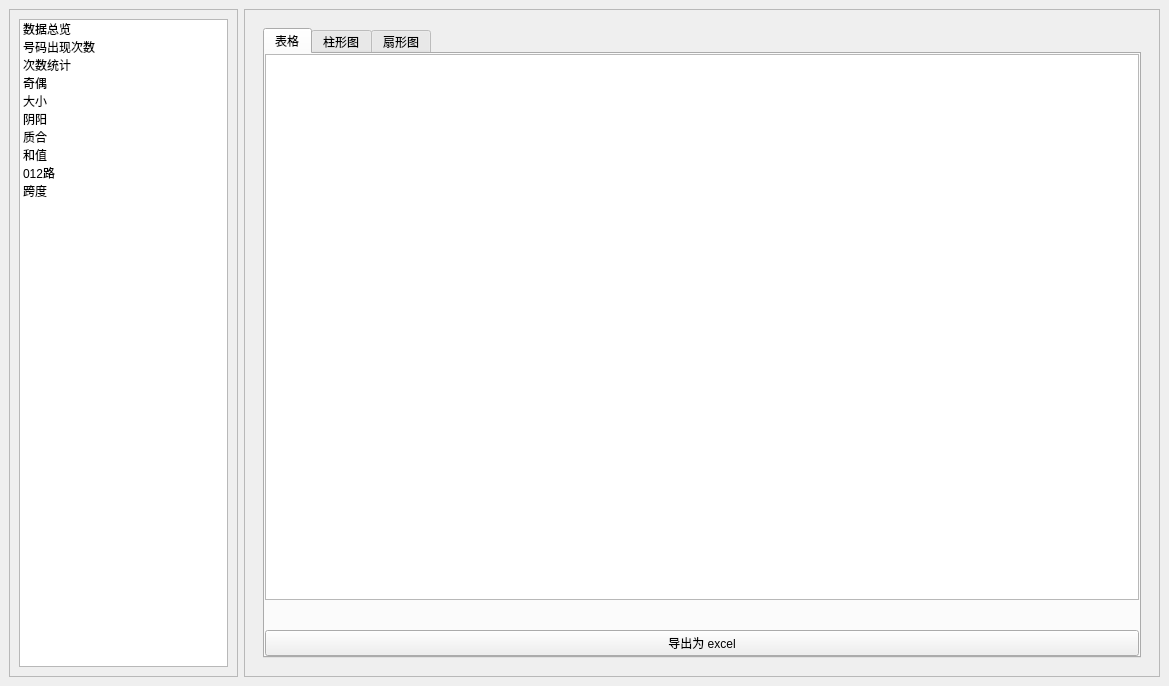
Before: the Qt Designer form mainWindow.ui in marsvet/Lottery-Assistant, drawn with Qt 5.
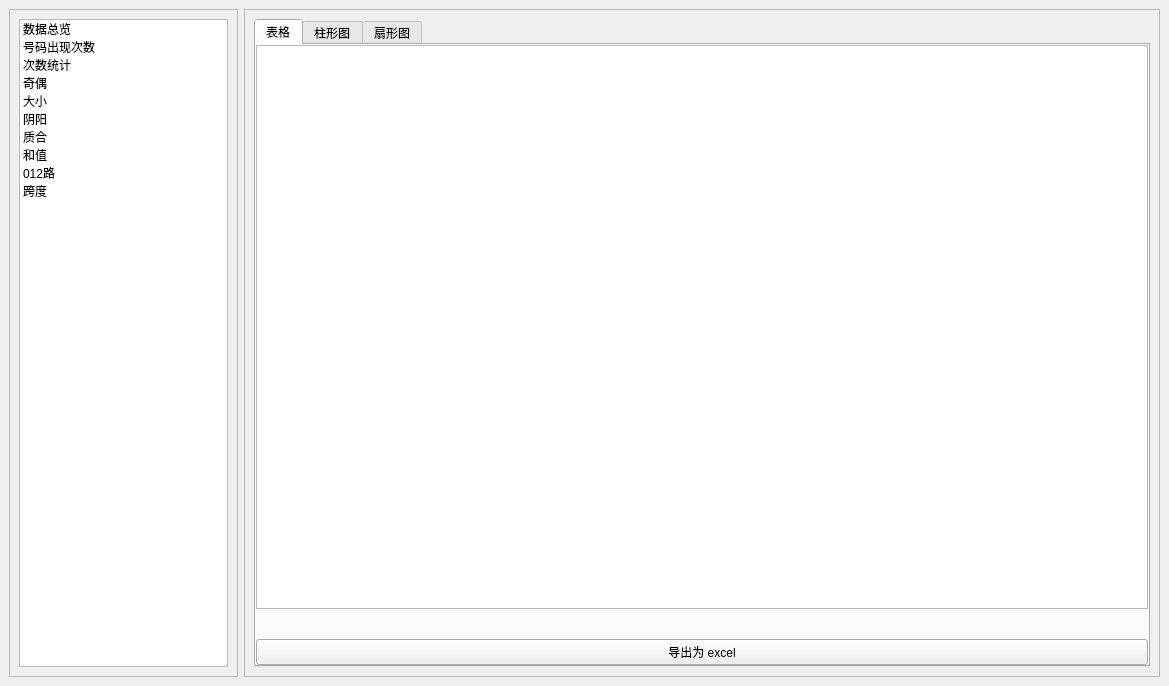
After: the same form once the commit is applied. The open tabs and pages were chosen to show the change.

What changed in the file:
```diff
--- a/mainWindow.ui
+++ b/mainWindow.ui
@@ -598,6 +598,21 @@
            </sizepolicy>
           </property>
           <layout class="QVBoxLayout" name="verticalLayout_9">
+           <property name="spacing">
+            <number>0</number>
+           </property>
+           <property name="leftMargin">
+            <number>0</number>
+           </property>
+           <property name="topMargin">
+            <number>0</number>
+           </property>
+           <property name="rightMargin">
+            <number>0</number>
+           </property>
+           <property name="bottomMargin">
+            <number>0</number>
+           </property>
            <item>
             <widget class="QTabWidget" name="tabWidget_9">
              <property name="currentIndex">
```
Left out of the diff: 7 changed lines with no effect on the pictures.
